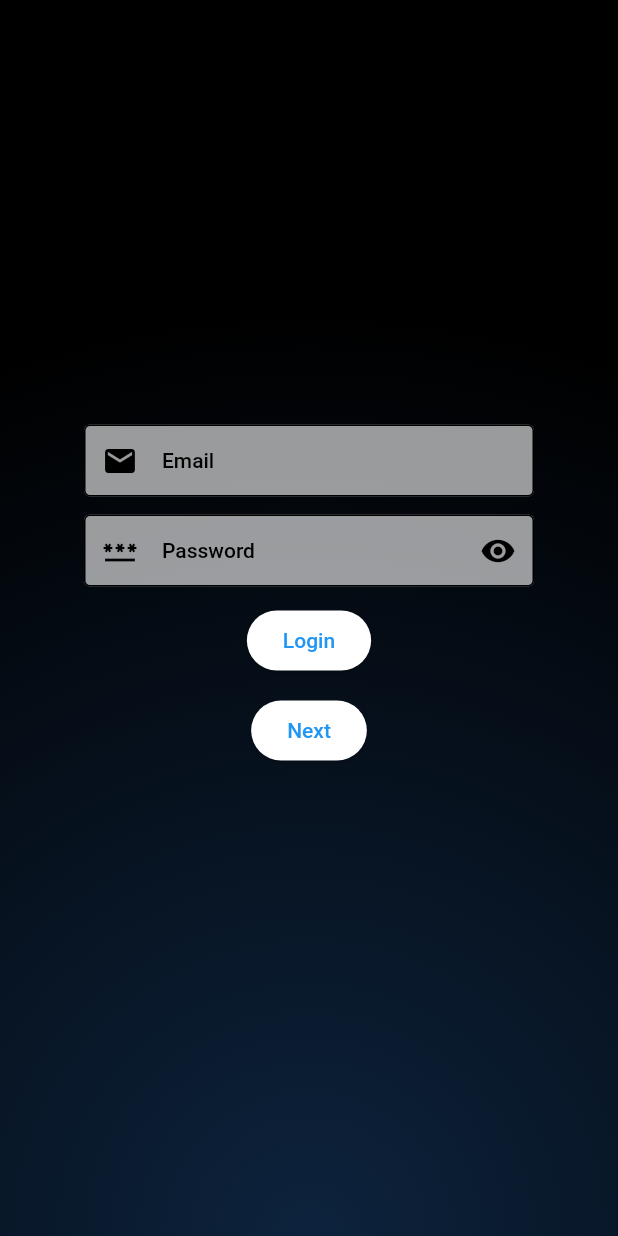
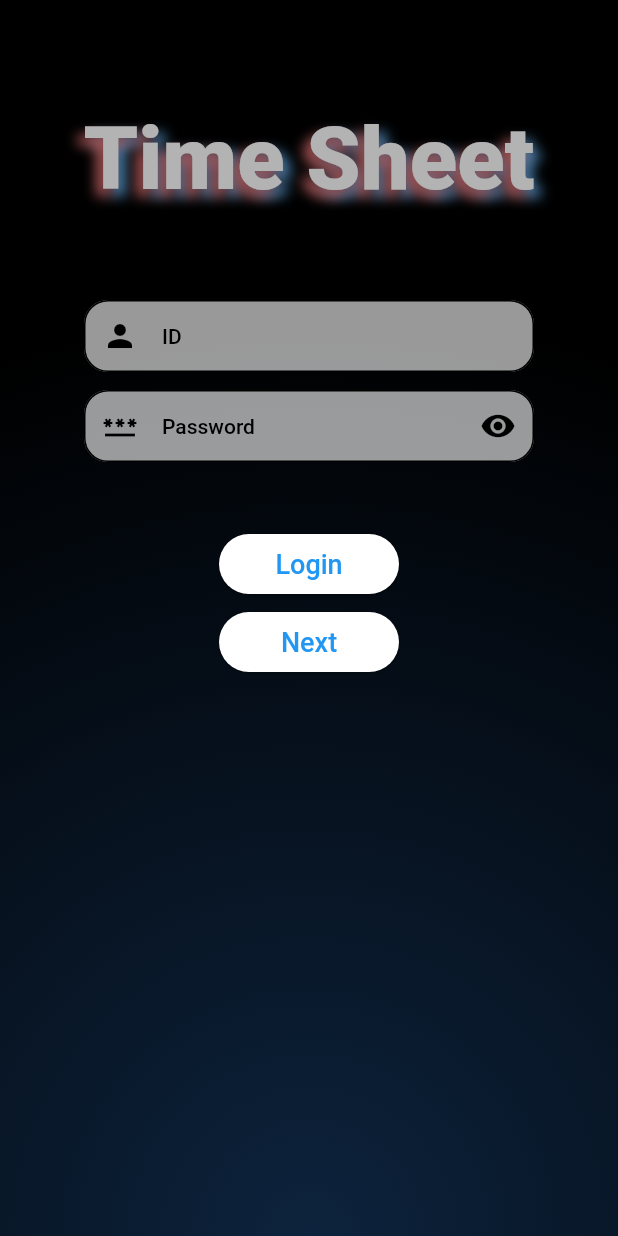
Before and after one commit to CretaIsland/time_sheet, a Flutter app: the screen it shows after launch, on a phone screen of 412 x 824 dp. Run offline on Flutter 3.47's test engine with Material 2 defaults, Android fonts, the phone set to English and light mode, and no system bars; our stand-ins replace flutter_riverpod, flutter_speed_dial, loading_indicator, rflutter_alert, routemaster, table_calendar and 1 more; missing offline and left inert: dropdown_plus, metaballs, morphing_text, simple_tags, universal_html; accounts and stored records are empty; network calls fail; statements that could not run were skipped.

Commit message:
2022111503-seventhstone modify login page design & processing

```diff
--- a/lib/pages/login_page.dart
+++ b/lib/pages/login_page.dart
@@ -71,9 +71,25 @@ class _LoginPageState extends State<LoginPage> {
   Future<bool> login({String userId = '', String password = ''}) async {
     if (userId.isEmpty) {
       userId = _loginEmailTextEditingController.text;
+      if (userId.isEmpty) {
+        setState(() {
+          colorEffectIndex = 0;
+          _loginProcessing = false;
+          _errMsg = 'ID를 입력해주세요';
+        });
+        return false;
+      }
     }
     if (password.isEmpty) {
       password = _loginPasswordTextEditingController.text;
+      if (password.isEmpty) {
+        setState(() {
+          colorEffectIndex = 0;
+          _loginProcessing = false;
+          _errMsg = '비밀번호를 입력해주세요';
+        });
+        return false;
+      }
     }
 
     try {
@@ -239,9 +255,12 @@ class _LoginPageState extends State<LoginPage> {
     ccj.fixEdgePasswordRevealButton(focusNode);
   }
 
-  int colorEffectIndex = 2;
+  int colorEffectIndex = 4;
 
   Widget _getChild(BuildContext context) {
+    double width = MediaQuery.of(context).size.width;
+    double height = MediaQuery.of(context).size.height;
+
     return Container(
       decoration: const BoxDecoration(
           gradient: RadialGradient(center: Alignment.bottomCenter, radius: 1.5, colors: [
@@ -258,29 +277,61 @@ class _LoginPageState extends State<LoginPage> {
         color: Colors.grey,
         gradient: LinearGradient(
             colors: colorsAndEffects[colorEffectIndex].colors, begin: Alignment.bottomRight, end: Alignment.topLeft),
+        child: SingleChildScrollView(
+          scrollDirection: Axis.vertical,
           child: Center(
             child: (_loginProcessing)
-              ? Column(
+                ? SizedBox(
+                    width: width,
+                    height: height,
+                    child: Column(
                       mainAxisAlignment: MainAxisAlignment.center,
                       children: const [
-                    Text('Connecting...'),
+                        //Text('Connecting...'),
                         SizedBox(
-                      width: 100,
-                      height: 100,
+                          width: 120,
+                          height: 120,
                           child: LoadingIndicator(
                             indicatorType: Indicator.circleStrokeSpin,
                             colors: [Colors.white],
-                        strokeWidth: 3,
+                            strokeWidth: 5,
                             //backgroundColor: Colors.black,
                             //pathBackgroundColor: Colors.black
                           ),
                         )
                       ],
+                    ),
                   )
                 : AutofillGroup(
                     child: Column(
                       mainAxisAlignment: MainAxisAlignment.center,
                       children: [
+                        const SizedBox(height: 72.0),
+                        Opacity(
+                          opacity: 0.7,
+                          child: Text(
+                            'Time Sheet',
+                            //textScaleFactor: 1.0, // disables accessibility
+                            style: TextStyle(
+                              fontSize: 58.0,
+                              fontWeight: FontWeight.w800,
+                              color: Colors.white,
+                              shadows: [
+                                Shadow(
+                                  color: Colors.blue[300]!,
+                                  blurRadius: 10.0,
+                                  offset: Offset(5.0, 5.0),
+                                ),
+                                Shadow(
+                                  color: Colors.red[300]!,
+                                  blurRadius: 10.0,
+                                  offset: Offset(-5.0, 5.0),
+                                ),
+                              ],
+                            ),
+                          ),
+                        ),
+                        const SizedBox(height: 60.0),
                         SizedBox(
                           width: 300,
                           child: TextField(
@@ -294,9 +345,9 @@ class _LoginPageState extends State<LoginPage> {
                             decoration: const InputDecoration(
                               filled: true,
                               fillColor: Color(0x99FFFFFF), //Colors.white,
-                            hintText: 'Email',
-                            border: OutlineInputBorder(),
-                            prefixIcon: Icon(Icons.email),
+                              hintText: 'ID',
+                              border: OutlineInputBorder(borderRadius: BorderRadius.all(Radius.circular(16.0))),
+                              prefixIcon: Icon(Icons.person),
                             ),
                             //style: const TextStyle(fontSize: 12.0),
                           ),
@@ -320,7 +371,7 @@ class _LoginPageState extends State<LoginPage> {
                               filled: true,
                               fillColor: Color(0x99FFFFFF), //Colors.white,
                               hintText: 'Password',
-                            border: OutlineInputBorder(),
+                              border: OutlineInputBorder(borderRadius: BorderRadius.all(Radius.circular(16.0))),
                               prefixIcon: Icon(Icons.password),
                               suffixIcon: MouseRegion(
                                   cursor: SystemMouseCursors.click,
@@ -338,9 +389,17 @@ class _LoginPageState extends State<LoginPage> {
                             //style: const TextStyle(fontSize: 12.0),
                           ),
                         ),
-                      const SizedBox(height: 12.0),
-                      ElevatedButton(
-                        child: Text('Login'),
+                        const SizedBox(height: 48.0),
+                        SizedBox(
+                          width: 120,
+                          height: 40,
+                          child: ElevatedButton(
+                            child: Text(
+                              'Login',
+                              style: TextStyle(
+                                fontSize: 18.0,
+                              ),
+                            ),
                             onPressed: () {
                               // _login().whenComplete(() {
                               //   Routemaster.of(context).push(AppRoutes.timeSheetPage);
@@ -348,13 +407,25 @@ class _LoginPageState extends State<LoginPage> {
                               setState(() {
                                 colorEffectIndex = 0;
                                 _loginProcessing = true;
+                                Timer.periodic(const Duration(seconds: 1), (timer) {
+                                  timer.cancel();
                                   login();
+                                });
                               });
                             },
                           ),
+                        ),
                         const SizedBox(height: 12.0),
-                      ElevatedButton(
-                        child: Text('Next'),
+                        SizedBox(
+                          width: 120,
+                          height: 40,
+                          child: ElevatedButton(
+                            child: Text(
+                              'Next',
+                              style: TextStyle(
+                                fontSize: 18.0,
+                              ),
+                            ),
                             onPressed: () async {
                               await DataManager.getAlarms(context);
                               // ignore: use_build_context_synchronously
@@ -362,19 +433,44 @@ class _LoginPageState extends State<LoginPage> {
                               // ignore: use_build_context_synchronously
                               await DataManager.getProjectCodes(context);
                               // ignore: use_build_context_synchronously
+                              setState(() {
+                                colorEffectIndex = 0;
+                                _loginProcessing = true;
+                                Timer.periodic(const Duration(seconds: 1), (timer) {
+                                  timer.cancel();
                                   Routemaster.of(context).push(AppRoutes.timeSheetPage);
+                                });
+                              });
                             },
                           ),
-                      const SizedBox(height: 20.0),
+                        ),
+                        const SizedBox(height: 48.0),
                         _errMsg.isNotEmpty
-                          ? Text(
+                            ? Opacity(
+                                opacity: 0.5,
+                                child: Container(
+                                  width: 240,
+                                  height: 40,
+                                  decoration: BoxDecoration(
+                                    color: Colors.red[200], //light blue
+                                    borderRadius: BorderRadius.all(Radius.circular(45)),
+                                  ),
+                                  alignment: Alignment.center,
+                                  child: Text(
                                     _errMsg,
-                              style: const TextStyle(color: Colors.red, fontWeight: FontWeight.w600),
+                                    style: TextStyle(
+                                      fontSize: 16,
+                                      color: Colors.white,
+                                    ),
+                                  ),
+                                ),
                               )
                             : const SizedBox(
                                 height: 10,
                               ),
+                        const SizedBox(height: 12.0),
                       ],
+                    ),
                   ),
           ),
         ),
@@ -395,9 +491,12 @@ class _LoginPageState extends State<LoginPage> {
       String pwd = 'pwd';
 
       _loginProcessing = true;
+      colorEffectIndex = 0;
+      Timer.periodic(const Duration(seconds: 1), (timer) {
+        timer.cancel();
         login(userId: id, password: pwd);
+      });
     }
-    colorEffectIndex = 4;
   }
 
   @override
```
Lines whose indentation alone changed are shown as unchanged.
